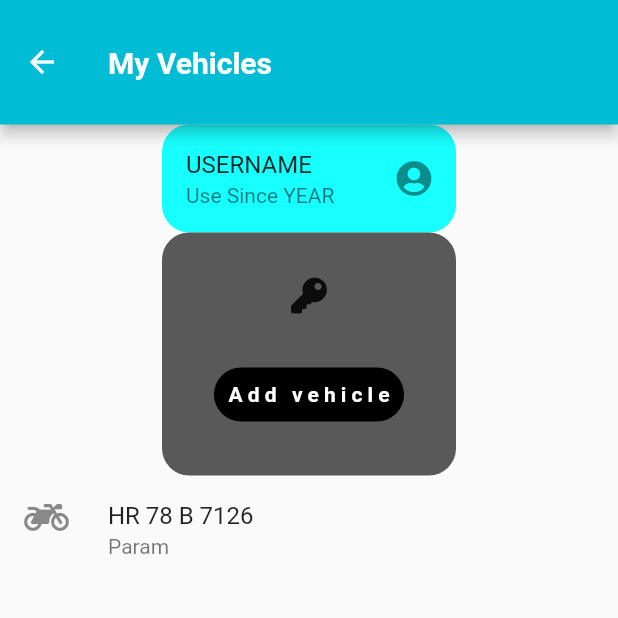
After one commit to beebeeeboss/Automobile-Info, a Flutter app: the MyVehicles screen opened by its route, on a phone screen of 412 x 824 dp, the top half of it. The commit adds this screen. Run offline on Flutter 3.47's test engine with Material 2 defaults, Android fonts, the phone set to English and light mode, and no system bars; our stand-ins replace font_awesome_flutter.

Commit message:
My Vehicles Section almost completed only List.builder function is not working

```diff
--- /dev/null
+++ b/lib/MyVehicles.dart
@@ -0,0 +1,102 @@
+import 'dart:ui';
+
+import 'package:flutter/material.dart';
+import 'package:font_awesome_flutter/font_awesome_flutter.dart';
+
+import 'Vehicles.dart';
+
+class MyVehicles extends StatefulWidget {
+
+  @override
+  State<MyVehicles> createState() => _MyVehiclesState();
+}
+
+class _MyVehiclesState extends State<MyVehicles> {
+
+  List<Vehicle> vehicles = [Vehicle(true,'Param','HR 78 B 7126')];
+  @override
+  Widget build(BuildContext context) {
+    return Scaffold(
+      appBar: AppBar(
+        title: Text('My Vehicles',style: TextStyle(fontWeight: FontWeight.w600),),
+        toolbarHeight: 83,
+        backgroundColor: Colors.cyan,
+      ),
+      body: Column(
+         children: [
+            UpperCard(),
+           AddVehicleCard(),
+           ListV(vehicles)
+         ],
+      ),
+    );
+  }
+}
+
+class UpperCard extends StatelessWidget {
+
+  @override
+  Widget build(BuildContext context) {
+    return Padding(
+      padding: const EdgeInsets.only(left: 108.0 , right: 108.0) ,
+      child: ListTile(
+        shape: RoundedRectangleBorder(
+          borderRadius: BorderRadius.circular(18)
+        ),
+        tileColor: Colors.cyanAccent,
+        title: Text('USERNAME'),
+        subtitle: Text('Use Since YEAR'),
+        trailing: Icon(FontAwesomeIcons.solidUserCircle),
+      ),
+    );
+  }
+}
+
+class AddVehicleCard extends StatelessWidget {
+  @override
+  Widget build(BuildContext context) {
+    return Container(
+      child: Column(
+        crossAxisAlignment: CrossAxisAlignment.center,
+        children: [
+          Icon(FontAwesomeIcons.key),
+          SizedBox(height: 30,),
+          TextButton(
+            style: TextButton.styleFrom(
+                primary: Colors.white,
+                backgroundColor: Colors.black,
+                shape: RoundedRectangleBorder(
+                  borderRadius: BorderRadius.circular(30.0),
+                ),
+                textStyle: const TextStyle(
+                    fontSize: 14,
+                    fontWeight: FontWeight.w700,
+                    letterSpacing: 3.4
+                )),
+            child: Text("Add vehicle"),
+            onPressed: () {},
+          ),
+        ],
+      ),
+      margin: EdgeInsets.symmetric(horizontal: 108),
+      padding: EdgeInsets.symmetric(vertical: 30),
+      width: double.infinity,
+      decoration: BoxDecoration(
+        color: Color.fromRGBO(89, 89, 89, 50),
+        borderRadius: BorderRadius.circular(18)
+      ),
+    );
+  }
+}
+class ListV extends StatelessWidget {
+  List<Vehicle> _list;
+  ListV(this._list);
+  @override
+  Widget build(BuildContext context) {
+    return ListTile(
+      leading: _list[0].isBike ? Icon(FontAwesomeIcons.motorcycle) : Icon(FontAwesomeIcons.car),
+      title: Text(_list[0].Number),
+      subtitle: Text(_list[0].owner),
+    );
+  }
+}
--- /dev/null
+++ b/lib/Vehicles.dart
@@ -0,0 +1,24 @@
+class Vehicle{
+  bool _isBike ;
+  String _owner , _Number;
+
+  Vehicle(this._isBike, this._owner, this._Number);
+
+  get Number => _Number;
+
+  set Number(value) {
+    _Number = value;
+  }
+
+  String get owner => _owner;
+
+  set owner(String value) {
+    _owner = value;
+  }
+
+  bool get isBike => _isBike;
+
+  set isBike(bool value) {
+    _isBike = value;
+  }
+}
--- a/lib/main.dart
+++ b/lib/main.dart
@@ -4,6 +4,7 @@ import 'package:automobile_info/register.dart';
 import 'package:flutter/material.dart';
 
 import 'HomeScreen.dart';
+import 'MyVehicles.dart';
 import 'login.dart';
 
 void main() {
@@ -15,8 +16,9 @@ void main() {
       'login': (context) => MyLogin(),
       'register': (context) => MyRegister(),
       'homeScreen': (context) => HomeScreen(),
+      'MyVehicle' : (context) => MyVehicles()
     },
-    home: MyHomePage(),
+    // home: MyVehicles(),
   ));
 }
 
```
